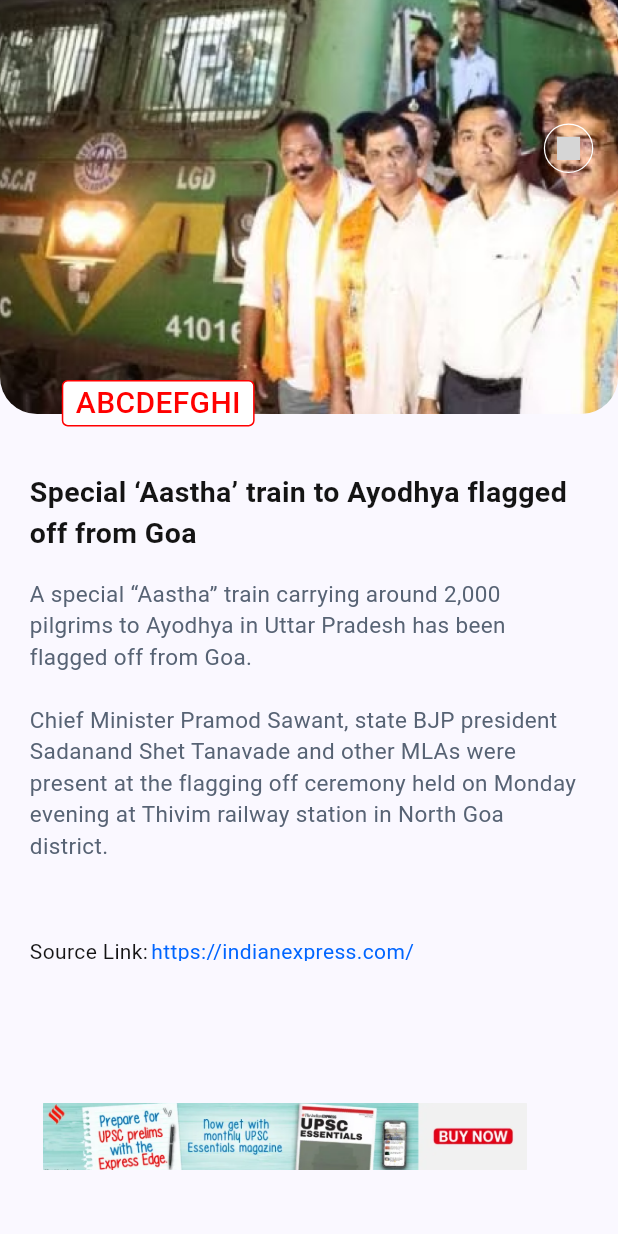
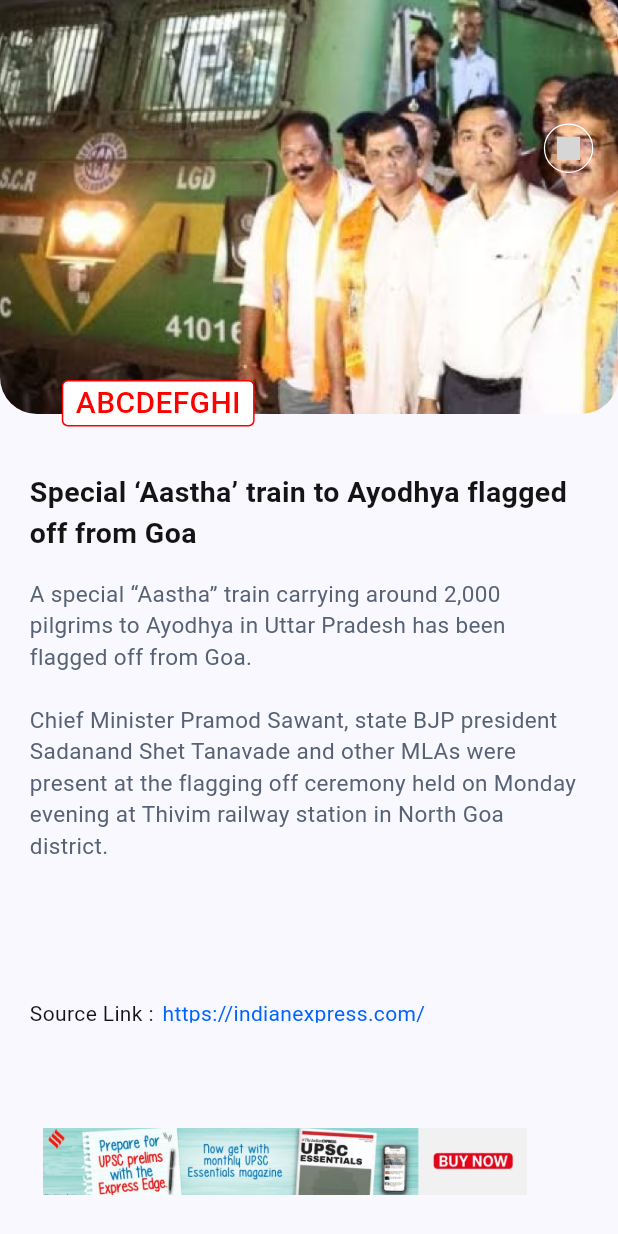
Before and after one commit to Muhammad-Monir/APINewsApp, a Flutter app: the screen it shows after launch, scrolled down 576 dp, after a tap on "https://indianexpress.com/", on a phone screen of 412 x 824 dp. Run offline on Flutter 3.47's test engine with Material 3 defaults, Android fonts, the phone set to English and light mode, and no system bars; our stand-ins replace dropdown_button2, flutter_rating_bar, google_fonts; missing offline and left inert: svg_flutter; grey boxes are pictures that could not be loaded.

Commit message:
Url luncher add go news link

```diff
--- a/lib/view/drawer/drawer_screen.dart
+++ b/lib/view/drawer/drawer_screen.dart
@@ -120,7 +120,10 @@ class DrawerScreen extends StatelessWidget {
             buttonColor: Color(0xffFFCFCC),
             textColor: Color(0xffFF3B30),
             buttonName: 'Log Out',
-          ) : const ActionButton(
+          ) : ActionButton(
+            onTap: () {
+              Navigator.pushNamed(context, RoutesName.login);
+            },
             buttonColor: appThemeColor,
             textColor: Colors.white,
             buttonName: 'Log In',
--- a/lib/view/home/home_screen.dart
+++ b/lib/view/home/home_screen.dart
@@ -124,7 +124,7 @@ class _HomeScreenState extends State<HomeScreen> {
         padding: EdgeInsets.only(
             right: Utils.scrHeight * .054,
             left: Utils.scrHeight * .054,
-            bottom: Utils.scrHeight * .034),
+            bottom: Utils.scrHeight * .014),
         child: GestureDetector(
           child: SizedBox(
             width: double.infinity,
--- a/lib/view/home/widgets/home_news_widgets.dart
+++ b/lib/view/home/widgets/home_news_widgets.dart
@@ -66,9 +66,8 @@ class NewsScreen extends StatelessWidget {
           ),
           SizedBox(height: Utils.scrHeight * .02),
           SizedBox(
-            height: Utils.scrHeight * .25,
+            height: Utils.scrHeight * .3,
             child: ListView(
-              clipBehavior: Clip.none,
               padding: EdgeInsets.zero,
               children: [
                 Text(
@@ -104,12 +103,14 @@ class NewsScreen extends StatelessWidget {
                 crossAxisAlignment: CrossAxisAlignment.center,
                 children: [
                   Text(
-                    'Source Link:',
+                    'Source Link : ',
                     style: regularTS(appTextColor, fontSize: 14),
                   ),
                   const SizedBox(width: 2),
                   GestureDetector(
-                    onTap: () => _launchURL('https://indianexpress.com/'),
+                    onTap: () async {
+                      await launchUrl(Uri.parse('https://indianexpress.com/'));
+                    },
                     child: Text('https://indianexpress.com/',
                         style: regularTS(appThemeColor, fontSize: 14)),
                   ),
@@ -120,14 +121,6 @@ class NewsScreen extends StatelessWidget {
         );
   }
 
-  // Function to launch the URL
-  void _launchURL(String url) async {
-    if (await canLaunch(url)) {
-      await launch(url);
-    } else {
-      throw 'Could not launch $url';
-    }
-  }
 
   Stack _imageBanner(
     BuildContext context,
```
Also changed, not shown: 4 other files.
